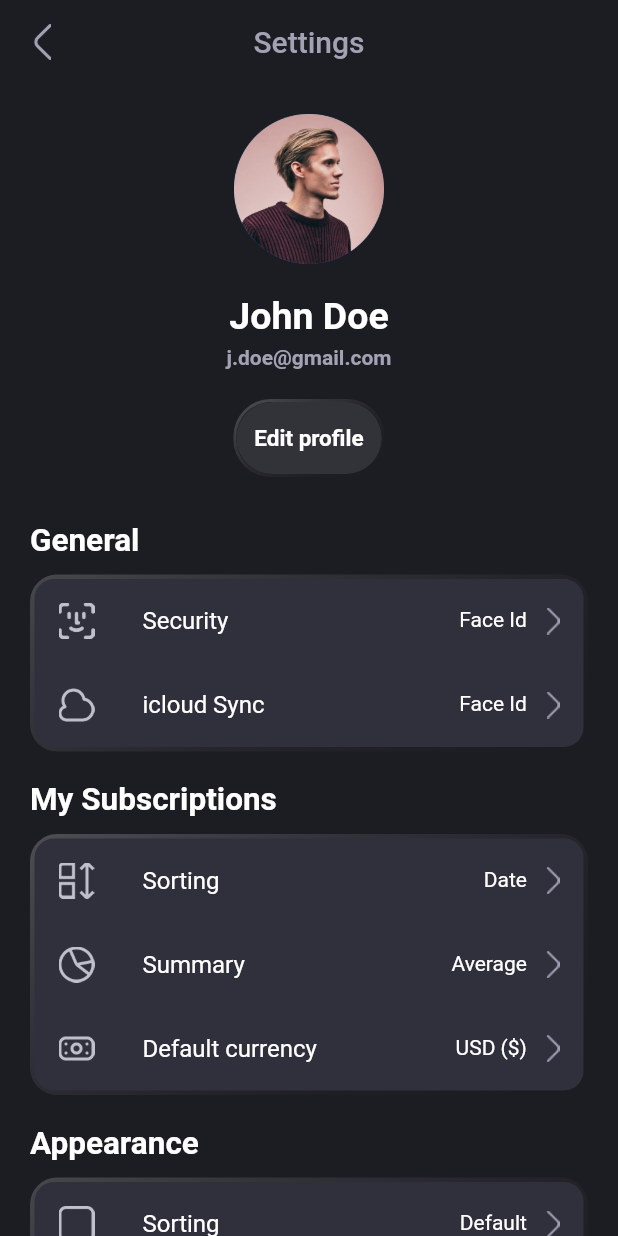
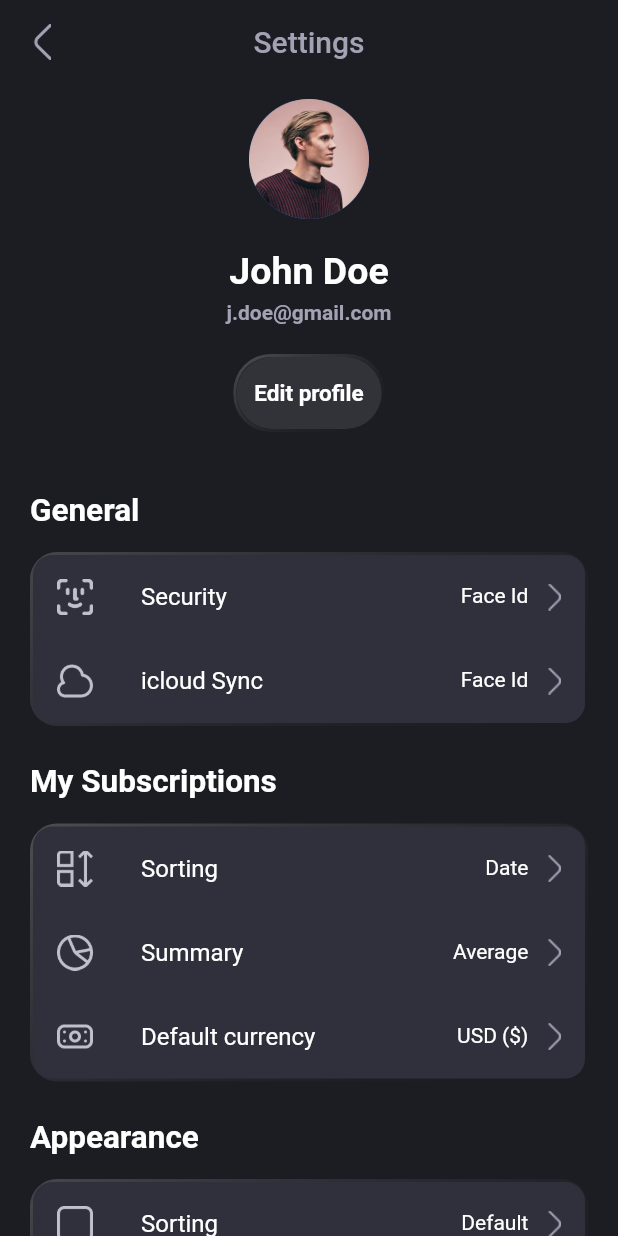
Before and after one commit to stevelpak/settings_app, a Flutter app: the screen it shows after launch, on a phone screen of 412 x 824 dp. Run offline on Flutter 3.47's test engine with Material 2 defaults, Android fonts, the phone set to English and light mode, and no system bars.

Commit message:
Settings App updated

```diff
--- a/lib/main.dart
+++ b/lib/main.dart
@@ -54,11 +54,13 @@ class _SettingsState extends State<Settings> {
       body: SafeArea(
         child: Column(
           crossAxisAlignment: CrossAxisAlignment.center,
-          children: <Widget>[
+          children: [
             Padding(
-              padding: const EdgeInsets.only(top: 20),
+              padding: const EdgeInsets.only(
+                top: 10,
+              ),
               child: CircleAvatar(
-                radius: 50,
+                radius: 40,
                 child: Image.asset("assets/avatar.png"),
               ),
             ),
@@ -81,7 +83,9 @@ class _SettingsState extends State<Settings> {
                     color: Color(0xFFA2A2B5), fontWeight: FontWeight.w600),
               ),
             ),
-            UnicornOutlineButton(
+            Padding(
+              padding: EdgeInsets.only(bottom: 10),
+              child: UnicornOutlineButton(
                 strokeWidth: 2,
                 radius: 25,
                 gradient: _gradient,
@@ -98,8 +102,13 @@ class _SettingsState extends State<Settings> {
                   ),
                 ),
               ),
+            ),
+            Expanded(
+              child: ListView(
+                children: [
                   Container(
-              margin: const EdgeInsets.symmetric(horizontal: 20, vertical: 30),
+                    margin: const EdgeInsets.symmetric(
+                        horizontal: 20, vertical: 30),
                     child: Column(
                       crossAxisAlignment: CrossAxisAlignment.start,
                       children: [
@@ -113,8 +122,9 @@ class _SettingsState extends State<Settings> {
                         Column(
                           children: [
                             Container(
-                        margin: const EdgeInsets.only(top: 10, bottom: 20),
-                        padding: const EdgeInsets.all(3),
+                              margin:
+                                  const EdgeInsets.only(top: 15, bottom: 25),
+                              padding: const EdgeInsets.all(2),
                               decoration: BoxDecoration(
                                 gradient: _gradient,
                                 borderRadius: BorderRadius.circular(18),
@@ -125,10 +135,13 @@ class _SettingsState extends State<Settings> {
                                   color: const Color(0xFF30303C),
                                 ),
                                 child: Column(
-                            mainAxisAlignment: MainAxisAlignment.spaceBetween,
+                                  mainAxisAlignment:
+                                      MainAxisAlignment.spaceBetween,
                                   children: <Widget>[
-                              customButton("Security", "Face Id", "FaceID"),
-                              customButton("icloud Sync", "Face Id", "iCloud"),
+                                    customButton(
+                                        "Security", "Face Id", "FaceID"),
+                                    customButton(
+                                        "icloud Sync", "Face Id", "iCloud"),
                                   ],
                                 ),
                               ),
@@ -145,8 +158,9 @@ class _SettingsState extends State<Settings> {
                         Column(
                           children: [
                             Container(
-                          margin: const EdgeInsets.only(top: 10, bottom: 20),
-                          padding: const EdgeInsets.all(3),
+                                margin:
+                                    const EdgeInsets.only(top: 15, bottom: 25),
+                                padding: const EdgeInsets.all(2),
                                 decoration: BoxDecoration(
                                   gradient: _gradient,
                                   borderRadius: BorderRadius.circular(18),
@@ -157,12 +171,15 @@ class _SettingsState extends State<Settings> {
                                     color: const Color(0xFF30303C),
                                   ),
                                   child: Column(
-                              mainAxisAlignment: MainAxisAlignment.spaceBetween,
+                                    mainAxisAlignment:
+                                        MainAxisAlignment.spaceBetween,
                                     children: <Widget>[
-                                customButton("Sorting", "Date", "sorting"),
-                                customButton("Summary", "Average", "chart"),
                                       customButton(
-                                    "Default currency", "USD (\$)", "money"),
+                                          "Sorting", "Date", "sorting"),
+                                      customButton(
+                                          "Summary", "Average", "chart"),
+                                      customButton("Default currency",
+                                          "USD (\$)", "money"),
                                     ],
                                   ),
                                 ))
@@ -178,8 +195,8 @@ class _SettingsState extends State<Settings> {
                         Column(
                           children: [
                             Container(
-                        margin: const EdgeInsets.only(top: 10),
-                        padding: const EdgeInsets.all(3),
+                              margin: const EdgeInsets.only(top: 15),
+                              padding: const EdgeInsets.all(2),
                               decoration: BoxDecoration(
                                 gradient: _gradient,
                                 borderRadius: BorderRadius.circular(18),
@@ -190,10 +207,13 @@ class _SettingsState extends State<Settings> {
                                   color: const Color(0xFF30303C),
                                 ),
                                 child: Column(
-                            mainAxisAlignment: MainAxisAlignment.spaceBetween,
+                                  mainAxisAlignment:
+                                      MainAxisAlignment.spaceBetween,
                                   children: <Widget>[
-                              customButton("Sorting", "Default", "app_icon"),
-                              customButton("Summary", "Dark", "light_theme"),
+                                    customButton(
+                                        "Sorting", "Default", "app_icon"),
+                                    customButton(
+                                        "Summary", "Dark", "light_theme"),
                                   ],
                                 ),
                               ),
@@ -202,7 +222,10 @@ class _SettingsState extends State<Settings> {
                         ),
                       ],
                     ),
+                  )
+                ],
               ),
+            )
           ],
         ),
       ),
```
Lines whose indentation alone changed are shown as unchanged.
